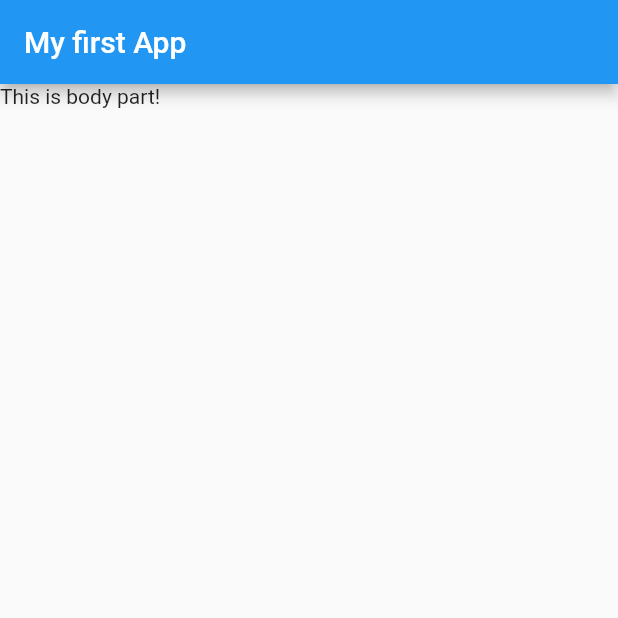
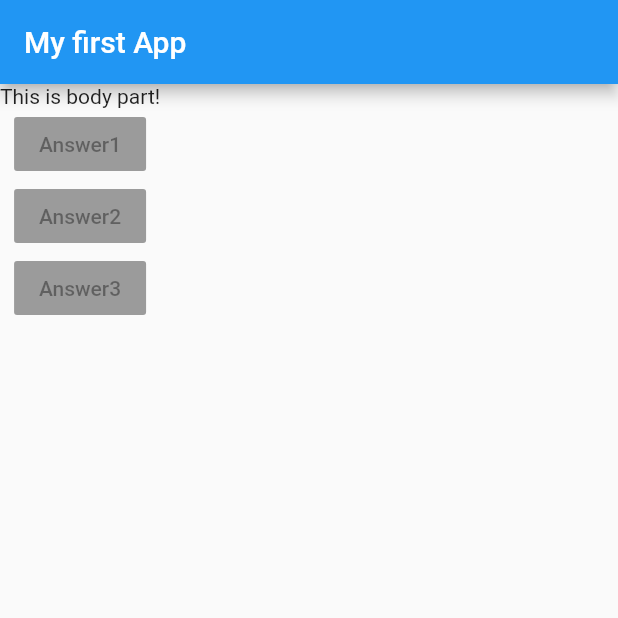
Before and after one commit to shreeji0312/learning_flutter, a Flutter app: the screen it shows after launch, on a phone screen of 412 x 824 dp, the top half of it. Run offline on Flutter 3.47's test engine with Material 2 defaults, Android fonts, the phone set to English and light mode, and no system bars.

Commit message:
Button
Adding button, Children and child concept . <everything is widget in flutter.>

```diff
--- a/lib/main.dart
+++ b/lib/main.dart
@@ -8,11 +8,27 @@ class MyApp extends StatelessWidget {
   Widget build(BuildContext context) {
     return MaterialApp(
       home: Scaffold(
-        appBar: AppBar(
-          title: Text('My first App'),
+          appBar: AppBar(
+            title: Text('My first App'),
+          ),
+          body: Column(
+            children: [
+              Text('This is body part!'),
+              RaisedButton(
+                child: Text('Answer1'),
+                onPressed: null,
+              ),
+              RaisedButton(
+                child: Text('Answer2'),
+                onPressed: null
+              ),
+              RaisedButton(
+                child: Text('Answer3'),
+                onPressed: null
+              ),
+            ]
+          )
         ),
-        body: Text('This is body part!'),
-      ),
     );
   }
 }
```
